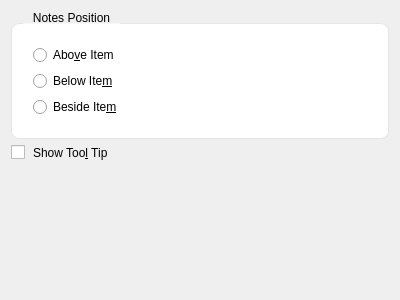
Old version of the form plugins/itemnotes/itemnotessettings.ui in the repository ForgetiExistence/CopyQ.
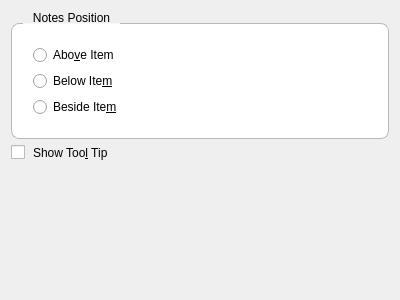
New version of the form.

What changed in the file:
```diff
--- a/plugins/itemnotes/itemnotessettings.ui
+++ b/plugins/itemnotes/itemnotessettings.ui
@@ -4,24 +4,24 @@
  <widget class="QWidget" name="ItemNotesSettings">
   <property name="styleSheet">
    <string>
-QLineEdit, QComboBox, QSpinBox, QDoubleSpinBox { border-radius: 4px; border: 1px solid #D1D1D1; padding: 5px 8px; min-height: 24px; background: #FFFFFF; }
-QComboBox:focus, QLineEdit:focus, QSpinBox:focus, QDoubleSpinBox:focus { border: 1px solid #0078D4; }
-QPushButton { border-radius: 4px; padding: 5px 12px; min-height: 24px; border: 1px solid #E5E5E5; background: #FBFBFB; }
-QPushButton:hover { background: #F5F5F5; }
-QPushButton:pressed { background: #E5E5E5; }
-QPushButton:default { background: #0078D4; color: #FFFFFF; border: 1px solid #0078D4; }
-QPushButton:default:hover { background: #106EBE; }
+QLineEdit, QComboBox, QSpinBox, QDoubleSpinBox { border-radius: 4px; border: 1px solid palette(mid); padding: 5px 8px; min-height: 24px; background: palette(base); }
+QComboBox:focus, QLineEdit:focus, QSpinBox:focus, QDoubleSpinBox:focus { border: 1px solid palette(highlight); }
+QPushButton { border-radius: 4px; padding: 5px 12px; min-height: 24px; border: 1px solid palette(mid); background: palette(button); }
+QPushButton:hover { background: palette(alternate-base); }
+QPushButton:pressed { background: palette(mid); }
+QPushButton:default { background: palette(highlight); color: palette(highlighted-text); border: 1px solid palette(highlight); }
+QPushButton:default:hover { background: palette(highlight); }
 QCheckBox { spacing: 8px; }
-QGroupBox { border-radius: 8px; border: 1px solid #E5E5E5; margin-top: 12px; padding: 12px; background: #FFFFFF; }
+QGroupBox { border-radius: 8px; border: 1px solid palette(mid); margin-top: 12px; padding: 12px; background: palette(base); }
 QGroupBox::title { subcontrol-origin: margin; subcontrol-position: top left; padding: 0 8px; left: 12px; }
-QListWidget, QTreeWidget, QTableWidget { border-radius: 8px; border: 1px solid #E5E5E5; }
+QListWidget, QTreeWidget, QTableWidget { border-radius: 8px; border: 1px solid palette(mid); }
 QScrollBar:vertical { border: none; background: transparent; width: 8px; margin: 0; }
-QScrollBar::handle:vertical { background: #C0C0C0; border-radius: 4px; min-height: 24px; }
-QScrollBar::handle:vertical:hover { background: #A0A0A0; }
+QScrollBar::handle:vertical { background: palette(mid); border-radius: 4px; min-height: 24px; }
+QScrollBar::handle:vertical:hover { background: palette(mid); }
 QScrollBar::add-line:vertical, QScrollBar::sub-line:vertical { height: 0; }
 QScrollBar:horizontal { border: none; background: transparent; height: 8px; margin: 0; }
-QScrollBar::handle:horizontal { background: #C0C0C0; border-radius: 4px; min-width: 24px; }
-QScrollBar::handle:horizontal:hover { background: #A0A0A0; }
+QScrollBar::handle:horizontal { background: palette(mid); border-radius: 4px; min-width: 24px; }
+QScrollBar::handle:horizontal:hover { background: palette(mid); }
 QScrollBar::add-line:horizontal, QScrollBar::sub-line:horizontal { width: 0; }
    </string>
   </property>
```
